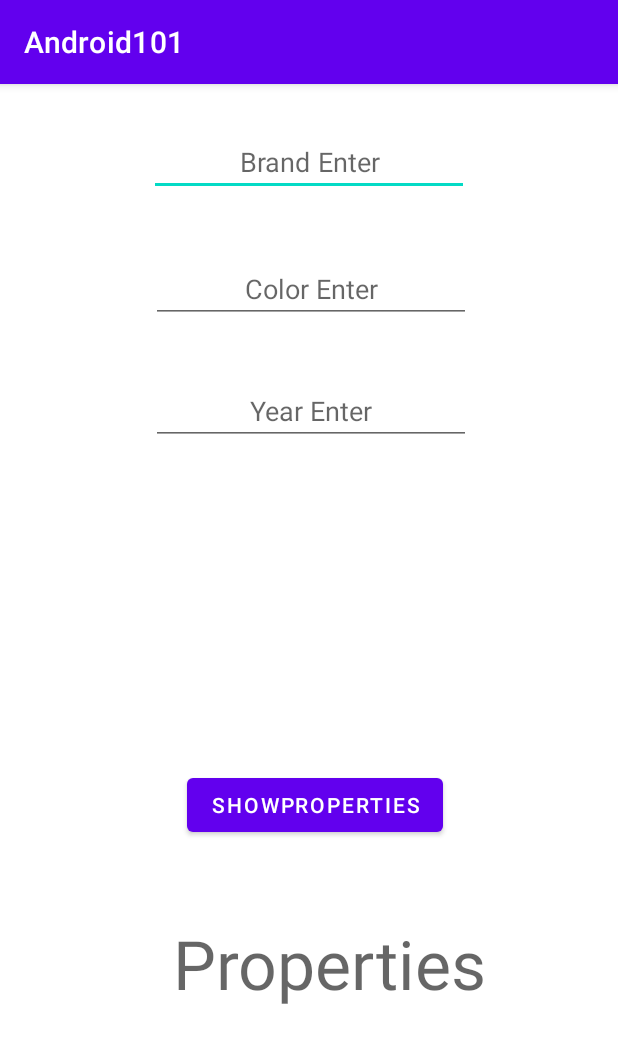
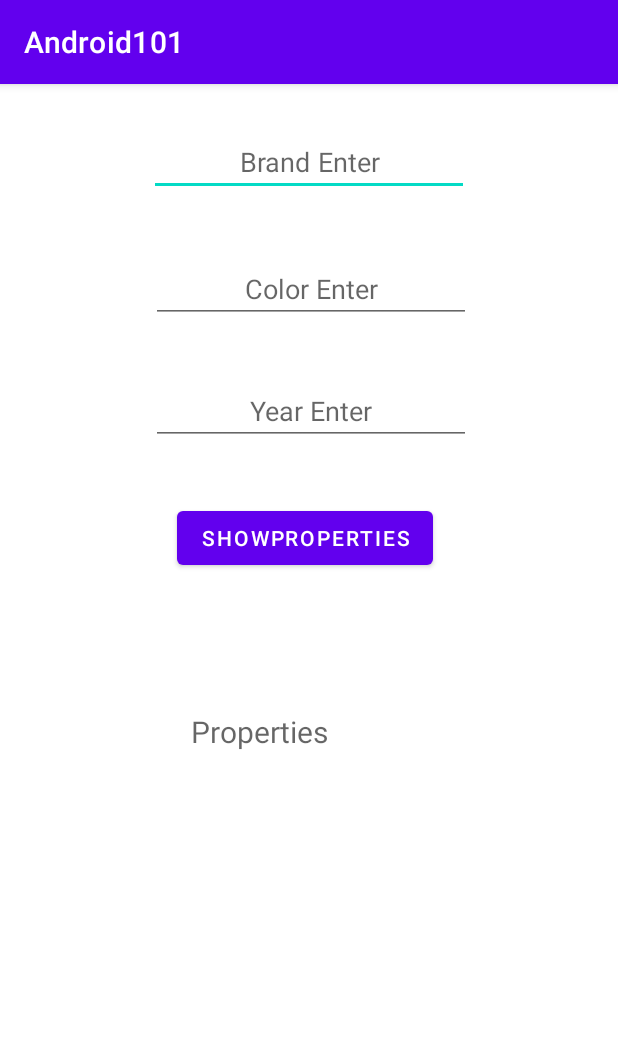
Before and after one commit to OmerDene/Android101, an Android app: the screen it shows after launch (FirstKotlinCarApp), on a phone screen of 412 x 824 dp. Shown: the top 1043 px of the screen. Run offline under Robolectric (Android 15) with nearby library versions, the phone set to English and light mode, and no system bars.

```diff
--- /dev/null
+++ b/app/src/main/java/com/example/android101/FirstCarKotlin.kt
@@ -0,0 +1,6 @@
+package com.example.android101
+
+class FirstCarKotlin(var brand : String,var color : String,var year : String) {
+
+
+}
--- a/app/src/main/java/com/example/android101/FirstKotlinCarApp.kt
+++ b/app/src/main/java/com/example/android101/FirstKotlinCarApp.kt
@@ -2,11 +2,40 @@ package com.example.android101
 
 import androidx.appcompat.app.AppCompatActivity
 import android.os.Bundle
+import android.view.View
+import android.widget.Button
+import android.widget.EditText
+import android.widget.TextView
+import kotlinx.android.synthetic.main.activity_first_kotlin_car_app.*
 
 class FirstKotlinCarApp : AppCompatActivity() {
+    lateinit var editTextBrand : EditText
+    lateinit var editTextColor : EditText
+    lateinit var editTextYear : EditText
+    lateinit var textShowCarProperties :TextView
+
     override fun onCreate(savedInstanceState: Bundle?) {
         super.onCreate(savedInstanceState)
         setContentView(R.layout.activity_first_kotlin_car_app)
+        editTextBrand = findViewById(R.id.editTextCarBrand)
+        editTextColor= findViewById(R.id.editTextColor)
+        editTextYear = findViewById(R.id.editTextYear)
+        textShowCarProperties = findViewById(R.id.textShowCarProperties)
+
+
+
+
+
+    }
+    fun clickCarPropertiesButton(carButton : View){
+        var brand =editTextBrand.text.toString()
+        var color =editTextColor.text.toString()
+        var year =editTextYear.text.toString()
+        var car = FirstCarKotlin(brand,color,year)
+        textShowCarProperties.text ="Brand :${car.brand} Color :${car.color} Year :${car.year}"
+
+
+
     }
 
 }
--- a/app/src/main/res/layout/activity_first_kotlin_car_app.xml
+++ b/app/src/main/res/layout/activity_first_kotlin_car_app.xml
@@ -48,21 +48,22 @@
         android:id="@+id/clickCarPropertiesButton"
         android:layout_width="wrap_content"
         android:layout_height="wrap_content"
-        android:layout_marginStart="9dp"
-        android:layout_marginBottom="51dp"
+        android:layout_marginStart="17dp"
+        android:layout_marginTop="38dp"
+        android:onClick="clickCarPropertiesButton"
         android:text="Showproperties"
-        app:layout_constraintBottom_toTopOf="@+id/textShowCarProperties"
-        app:layout_constraintStart_toStartOf="@+id/textShowCarProperties" />
+        app:layout_constraintStart_toStartOf="@+id/editTextYear"
+        app:layout_constraintTop_toBottomOf="@+id/editTextYear" />
 
     <TextView
         android:id="@+id/textShowCarProperties"
-        android:layout_width="wrap_content"
-        android:layout_height="wrap_content"
-        android:layout_marginEnd="88dp"
-        android:layout_marginBottom="151dp"
+        android:layout_width="153dp"
+        android:layout_height="79dp"
+        android:layout_marginTop="91dp"
+        android:layout_marginEnd="39dp"
         android:hint="Properties"
         android:textAlignment="center"
-        android:textSize="45sp"
-        app:layout_constraintBottom_toBottomOf="parent"
-        app:layout_constraintEnd_toEndOf="parent" />
+        android:textSize="20sp"
+        app:layout_constraintEnd_toEndOf="@+id/clickCarPropertiesButton"
+        app:layout_constraintTop_toBottomOf="@+id/clickCarPropertiesButton" />
 </androidx.constraintlayout.widget.ConstraintLayout>
```
